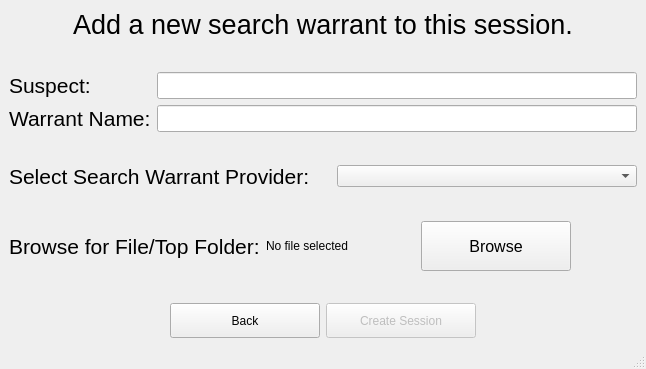
This is CanopyGUI/AddDataWindow.ui in joshrands/Canopy as Qt 5 draws it before an edit. The edited form follows.
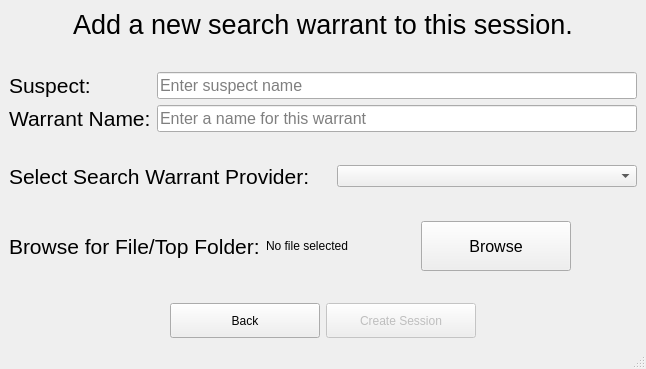
This is the edited form.

```diff
--- a/CanopyGUI/AddDataWindow.ui
+++ b/CanopyGUI/AddDataWindow.ui
@@ -292,6 +292,9 @@
         <pointsize>12</pointsize>
        </font>
       </property>
+      <property name="placeholderText">
+       <string>Enter suspect name</string>
+      </property>
      </widget>
     </item>
     <item row="3" column="0">
@@ -313,6 +316,9 @@
         <pointsize>12</pointsize>
        </font>
       </property>
+      <property name="placeholderText">
+       <string>Enter a name for this warrant</string>
+      </property>
      </widget>
     </item>
    </layout>
```
